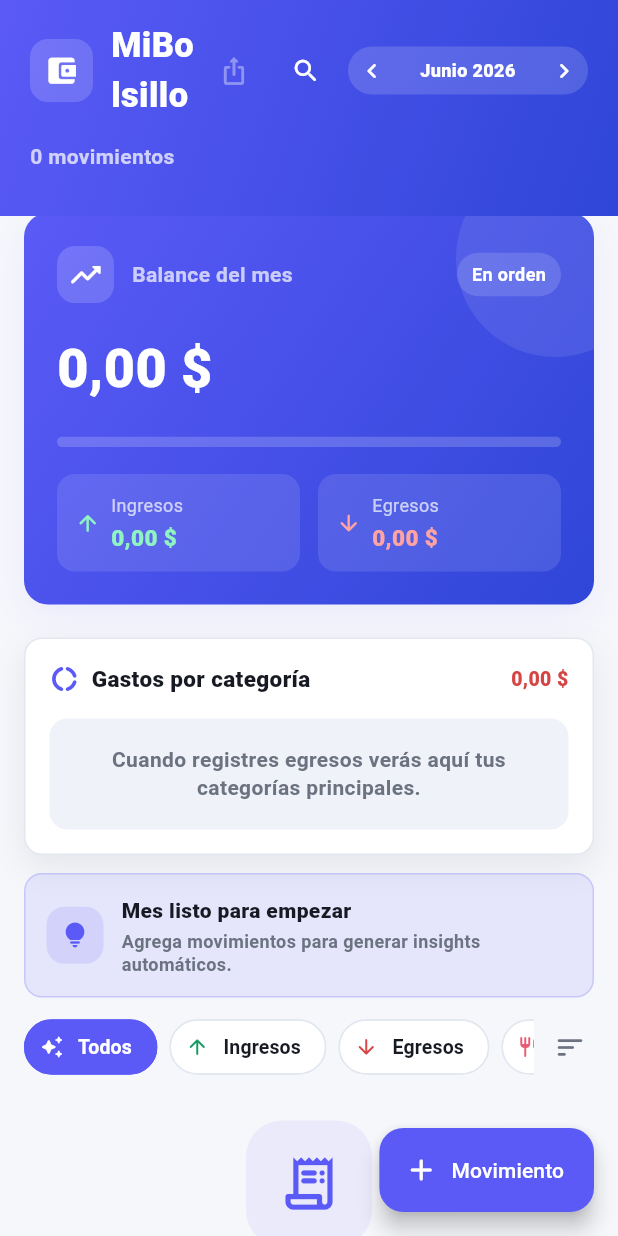
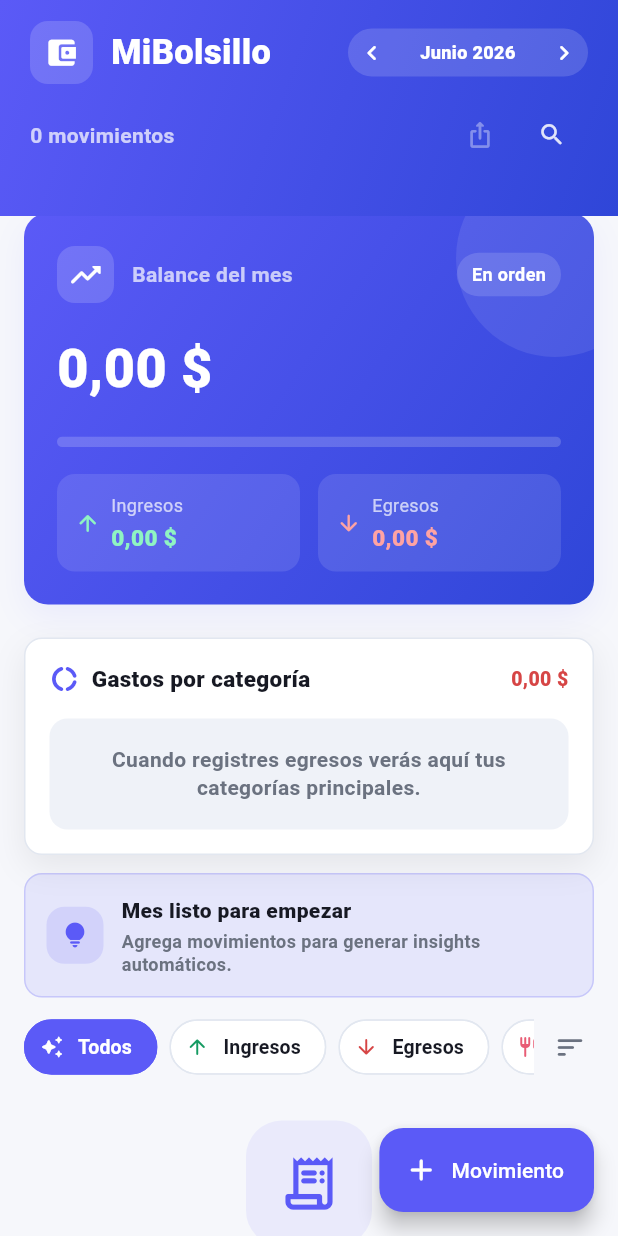
Before and after one commit to RCHUCOYA/mi_bolsillo, a Flutter app: the screen it shows after launch, on a phone screen of 412 x 824 dp. Run offline on Flutter 3.47's test engine with Material 3 defaults, Android fonts, the phone set to English and light mode, and no system bars; our stand-ins replace share_plus, sqflite; accounts and stored records are empty.

Commit message:
refactor: mejorar diseño y funcionalidad de MovimientoTile y HomeScreen, optimizar uso de widgets y ajustar estilos

```diff
--- a/lib/screens/home_screen.dart
+++ b/lib/screens/home_screen.dart
@@ -269,6 +269,7 @@ class _HomeScreenState extends State<HomeScreen> {
           child: Column(
             crossAxisAlignment: CrossAxisAlignment.start,
             children: [
+              // Fila 1: icono + título + selector de mes
               Row(
                 children: [
                   Container(
@@ -288,6 +289,8 @@ class _HomeScreenState extends State<HomeScreen> {
                   const Expanded(
                     child: Text(
                       'MiBolsillo',
+                      maxLines: 1,
+                      overflow: TextOverflow.ellipsis,
                       style: TextStyle(
                         color: Colors.white,
                         fontSize: 23,
@@ -295,39 +298,7 @@ class _HomeScreenState extends State<HomeScreen> {
                       ),
                     ),
                   ),
-                  // Exportar CSV
-                  IconButton(
-                    padding: const EdgeInsets.all(4),
-                    constraints: const BoxConstraints(
-                      minWidth: 36,
-                      minHeight: 36,
-                    ),
-                    icon: Icon(
-                      Icons.ios_share_rounded,
-                      color: Colors.white.withValues(
-                        alpha: _movimientos.isEmpty ? 0.38 : 1.0,
-                      ),
-                      size: 20,
-                    ),
-                    onPressed: _movimientos.isEmpty ? null : _exportarCSV,
-                  ),
-                  // Búsqueda
-                  IconButton(
-                    padding: const EdgeInsets.all(4),
-                    constraints: const BoxConstraints(
-                      minWidth: 36,
-                      minHeight: 36,
-                    ),
-                    icon: Icon(
-                      _buscando
-                          ? Icons.search_off_rounded
-                          : Icons.search_rounded,
-                      color: Colors.white,
-                      size: 20,
-                    ),
-                    onPressed: _toggleSearch,
-                  ),
-                  const SizedBox(width: 4),
+                  const SizedBox(width: 8),
                   _MonthSelector(
                     label: mesCapitalizado,
                     onPrevious: () => _cambiarMes(-1),
@@ -335,7 +306,8 @@ class _HomeScreenState extends State<HomeScreen> {
                   ),
                 ],
               ),
-              const SizedBox(height: 14),
+              const SizedBox(height: 10),
+              // Fila 2: contador + filtro activo + acciones
               Row(
                 children: [
                   Expanded(
@@ -350,9 +322,10 @@ class _HomeScreenState extends State<HomeScreen> {
                   ),
                   if (_filtroActivo != 'Todos')
                     Container(
+                      margin: const EdgeInsets.only(right: 8),
                       padding: const EdgeInsets.symmetric(
                         horizontal: 10,
-                        vertical: 6,
+                        vertical: 4,
                       ),
                       decoration: BoxDecoration(
                         color: Colors.white.withValues(alpha: 0.15),
@@ -367,6 +340,38 @@ class _HomeScreenState extends State<HomeScreen> {
                         ),
                       ),
                     ),
+                  // Exportar CSV
+                  IconButton(
+                    padding: const EdgeInsets.all(4),
+                    constraints: const BoxConstraints(
+                      minWidth: 32,
+                      minHeight: 32,
+                    ),
+                    icon: Icon(
+                      Icons.ios_share_rounded,
+                      color: Colors.white.withValues(
+                        alpha: _movimientos.isEmpty ? 0.38 : 0.85,
+                      ),
+                      size: 19,
+                    ),
+                    onPressed: _movimientos.isEmpty ? null : _exportarCSV,
+                  ),
+                  // Búsqueda
+                  IconButton(
+                    padding: const EdgeInsets.all(4),
+                    constraints: const BoxConstraints(
+                      minWidth: 32,
+                      minHeight: 32,
+                    ),
+                    icon: Icon(
+                      _buscando
+                          ? Icons.search_off_rounded
+                          : Icons.search_rounded,
+                      color: Colors.white.withValues(alpha: 0.85),
+                      size: 19,
+                    ),
+                    onPressed: _toggleSearch,
+                  ),
                 ],
               ),
             ],
```
Also changed, not shown: lib/widgets/movimiento_tile.dart (+11 -12 lines), 1 other file.
